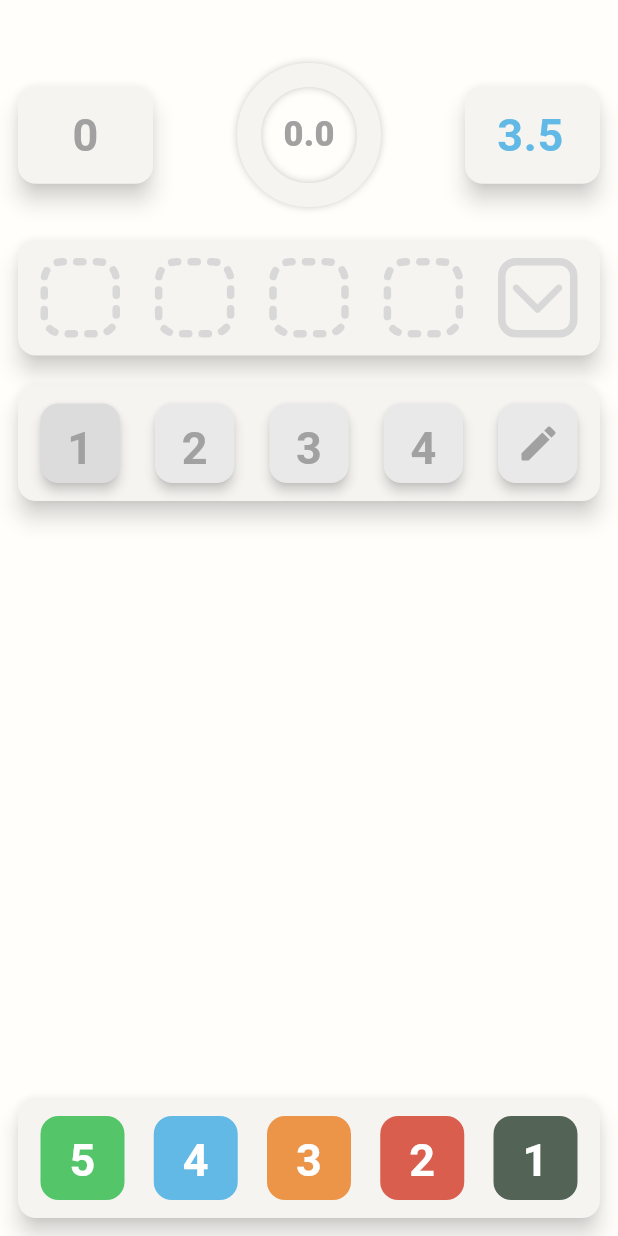
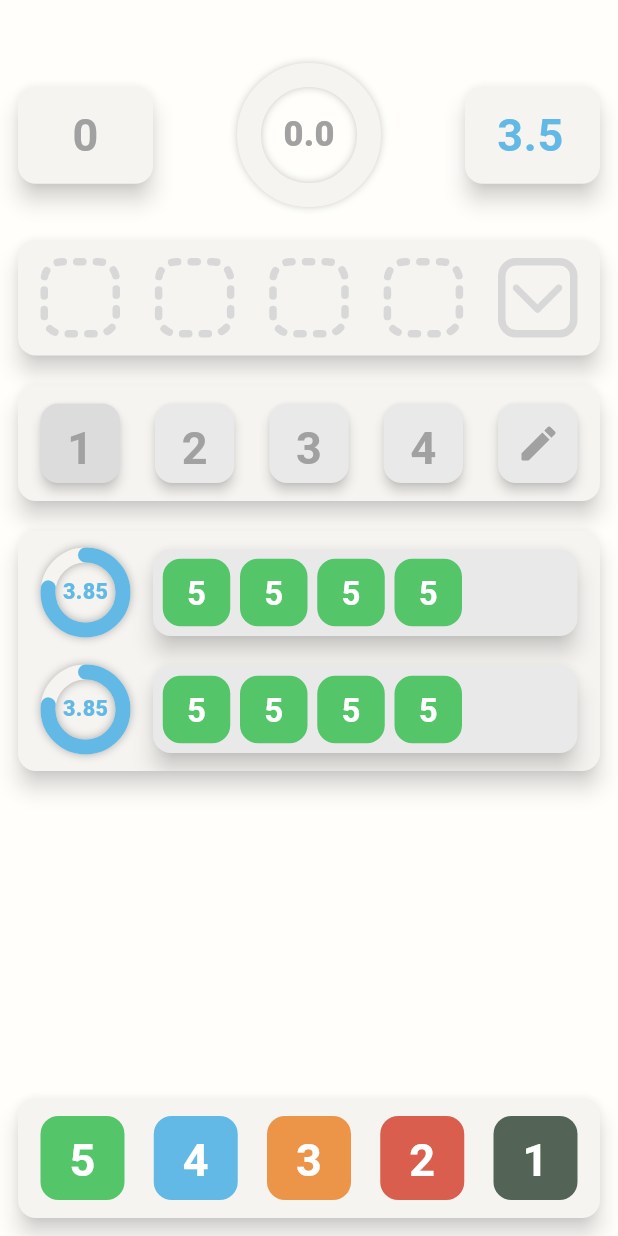
Before and after one commit to MunIine/Levlly, a Flutter app: the screen it shows after launch, on a phone screen of 412 x 824 dp. Run offline on Flutter 3.47's test engine with Material 3 defaults, Android fonts, the light colour scheme and no system bars; drawn by our look-alikes of dotted_border.

Commit message:
Add solves list

```diff
--- a/lib/screens/calculator/view/calculator.dart
+++ b/lib/screens/calculator/view/calculator.dart
@@ -41,11 +41,13 @@ class _CalculatorState extends State<Calculator> {
         child: Column(
           children: [
             const SizedBox(height: 50),
-            MarksAppbar(marks: marks, goalScore: goalScore, changeGoalScore: changeGoalScore,),
+            MarksAppbar(marks: marks, goalScore: goalScore, changeGoalScore: changeGoalScore),
             const SizedBox(height: 30),
             MarksPlaceholder(marks: marks, markAdd: markAdd),
             const SizedBox(height: 20),
-            MarksCountSelect(updateNumberOfRequiredMarks: updateNumberOfRequiredMarks,)
+            MarksCountSelect(updateNumberOfRequiredMarks: updateNumberOfRequiredMarks),
+            const SizedBox(height: 20),
+            SolvesList(marks: marks, numberOfRequiredMarks: numberOfRequiredMarks, goalScore: goalScore),
           ],
         ),
       ),
--- a/lib/screens/calculator/widgets/export.dart
+++ b/lib/screens/calculator/widgets/export.dart
@@ -2,3 +2,4 @@ export 'marks_appbar.dart';
 export 'bottom_marks_bar.dart';
 export 'marks_placeholder.dart';
 export 'marks_count_select.dart';
+export 'solves_list.dart';
--- a/lib/screens/calculator/widgets/marks_grid/double_grid_view.dart
+++ b/lib/screens/calculator/widgets/marks_grid/double_grid_view.dart
@@ -62,7 +62,6 @@ class _DoubleGridViewState extends State<DoubleGridView> {
                 expandMode = !expandMode;
               });
             }),
-            // const SizedBox(width: AppDimensions.gridItemPadding)
           ]
         ),
       );
--- /dev/null
+++ b/lib/screens/calculator/widgets/solves_list.dart
@@ -0,0 +1,75 @@
+import 'package:flutter/material.dart';
+import 'package:levlly/theme/app_colors.dart';
+import 'package:levlly/widgets/export.dart';
+
+class SolvesList extends StatefulWidget {
+  const SolvesList({super.key, required this.marks, required this.numberOfRequiredMarks, required this.goalScore});
+
+  final List<String> marks;
+  final int numberOfRequiredMarks;
+  final String goalScore;
+
+  @override
+  State<SolvesList> createState() => _SolvesListState();
+}
+
+class _SolvesListState extends State<SolvesList> {
+  final double marksSize = 45;
+  final double secondListPadding = 6.5;
+
+
+  @override
+  Widget build(BuildContext context) {
+    final double rowHeight = marksSize+2*secondListPadding;
+
+    return ItemBlock(
+      horizontalPadding: 0,
+      verticalPadding: 0,
+      child: SizedBox(
+        height: rowHeight*2 + 20 + 24,
+        child: ListView.separated(
+          itemCount: 10,
+          padding: const EdgeInsets.symmetric(vertical: 12).copyWith(left: 20).copyWith(right: 15),
+          separatorBuilder: (context, index) => const SizedBox(height: 20),
+          itemBuilder: (context, index) {
+            return Row(
+              children: [
+                const CircularProgressWithText(value: 3.85, size: 50, strokeWidth: 10,),
+                const SizedBox(width: 20),
+                Expanded(
+                  child: ItemBlock(
+                    color: AppColors.blockItemsBackgroundColor,
+                    verticalPadding: 0,
+                    horizontalPadding: 0,
+                    child: SizedBox(
+                      width: double.infinity,
+                      height: rowHeight,
+                      child: ListView.separated(
+                        itemCount: 4,
+                        padding: EdgeInsets.symmetric(vertical: secondListPadding, horizontal: secondListPadding),
+                        scrollDirection: Axis.horizontal,
+                        separatorBuilder: (context, index) => SizedBox(width: secondListPadding),
+                        itemBuilder: (context, index) {
+                          return BlockTextButton(
+                            value: "5",
+                            onPressed: (){},
+                            useBackgroundColorScheme: true,
+                            color: AppColors.textColor,
+                            elevation: 0,
+                            fontSize: 22,
+                            width: marksSize,
+                            height: marksSize,
+                          );
+                        }
+                      ),
+                    ),
+                  ),
+                ),
+              ],
+            );
+          },
+        ),
+      )
+    );
+  }
+}
--- a/lib/theme/app_dimensions.dart
+++ b/lib/theme/app_dimensions.dart
@@ -35,7 +35,6 @@ class AppDimensions{
 
 
   // Circular progress text
-  static const double circularFontSize = 23;
   static const FontWeight circularFontWeight = FontWeight.w800;
 
 
--- a/lib/widgets/block_text_button.dart
+++ b/lib/widgets/block_text_button.dart
@@ -14,6 +14,7 @@ class BlockTextButton extends StatelessWidget {
     this.elevation,
     this.color = AppColors.alternativeTextColor,
     this.backgroundColor,
+    this.fontSize,
     this.child,
   }) : assert(value != null || child != null, "Either value or child must be provided");
 
@@ -25,6 +26,7 @@ class BlockTextButton extends StatelessWidget {
   final double? width;
   final double? height;
   final double? elevation;
+  final double? fontSize;
   final Color color;
   final Color? backgroundColor;
 
@@ -45,7 +47,7 @@ class BlockTextButton extends StatelessWidget {
           value!,
           textAlign: TextAlign.center,
           style: TextStyle(
-            fontSize: AppDimensions.fontSize,
+            fontSize: fontSize ?? AppDimensions.fontSize,
             fontWeight: AppDimensions.fontWeight,
             color: !useTextColorScheme ? color : AppColors.getColor(double.parse(value!))
           ),
--- a/lib/widgets/circular_progress_with_text.dart
+++ b/lib/widgets/circular_progress_with_text.dart
@@ -3,10 +3,18 @@ import 'package:levlly/theme/app_colors.dart';
 import 'package:levlly/theme/app_dimensions.dart';
 
 class CircularProgressWithText extends StatelessWidget {
-  const CircularProgressWithText({super.key, required this.value, required this.size});
+  const CircularProgressWithText({
+    super.key,
+    required this.value,
+    required this.size,
+    this.strokeWidth = 16,
+    this.fontSize,
+  });
 
   final num value;
   final double size;
+  final double strokeWidth;
+  final double? fontSize;
 
   @override
   Widget build(BuildContext context) {
@@ -17,10 +25,10 @@ class CircularProgressWithText extends StatelessWidget {
           width: size,
           height: size,
           child: CustomPaint(
-            painter: ShadowCircularPainter(),
+            painter: ShadowCircularPainter(strokeWidth: strokeWidth),
             child: CircularProgressIndicator(
               value: value / 5,
-              strokeWidth: 16,
+              strokeWidth: strokeWidth,
               strokeCap: StrokeCap.round,
               backgroundColor: AppColors.blockBackgroundColor,
               valueColor: AlwaysStoppedAnimation<Color>(AppColors.getColor(value)),
@@ -30,7 +38,7 @@ class CircularProgressWithText extends StatelessWidget {
         Text(
           value.toString(),
           style: TextStyle(
-            fontSize: AppDimensions.circularFontSize,
+            fontSize: fontSize ?? size * 0.2875,
             fontWeight: AppDimensions.circularFontWeight,
             color: AppColors.getColor(value),
           )
@@ -41,13 +49,18 @@ class CircularProgressWithText extends StatelessWidget {
 }
 
 class ShadowCircularPainter extends CustomPainter {
+  const ShadowCircularPainter({
+    required this.strokeWidth,
+  });
+  final double strokeWidth;
+
   @override
   void paint(Canvas canvas, Size size) {
     final paint = Paint()
       ..color = Colors.black.withOpacity(0.5)
       ..maskFilter = const MaskFilter.blur(BlurStyle.normal, 4)
       ..style = PaintingStyle.stroke
-      ..strokeWidth = 10;
+      ..strokeWidth = strokeWidth * 0.625;
 
     final center = Offset(size.width / 2, size.height / 2);
     canvas.drawCircle(center, size.width / 2, paint);
--- a/lib/widgets/item_block.dart
+++ b/lib/widgets/item_block.dart
@@ -10,7 +10,8 @@ class ItemBlock extends StatelessWidget {
     this.borderRadius = AppDimensions.itemBlockBorderRadius,
     this.shadowColor = AppColors.shadowColor,
     this.horizontalPadding = AppDimensions.itemBlockHorizontalPadding,
-    this.verticalPadding = AppDimensions.itemBlockVerticalPadding
+    this.verticalPadding = AppDimensions.itemBlockVerticalPadding,
+    this.color,
   });
 
   final Widget child;
@@ -19,12 +20,13 @@ class ItemBlock extends StatelessWidget {
   final Color shadowColor;
   final double verticalPadding;
   final double horizontalPadding;
+  final Color? color;
 
   @override
   Widget build(BuildContext context) {
     return Material(
       shadowColor: shadowColor,
-      color: AppColors.blockBackgroundColor,
+      color: color ?? AppColors.blockBackgroundColor,
       elevation: elevation,
       borderRadius: BorderRadius.circular(borderRadius),
       child: Padding(
```
